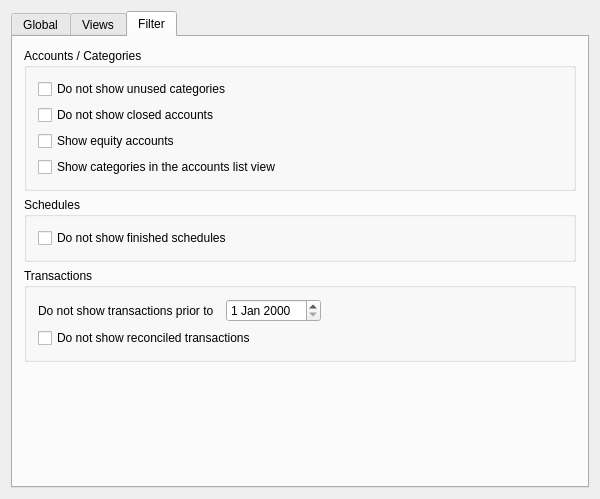
KDE/kmymoney, file kmymoney/dialogs/settings/ksettingsgeneraldecl.ui: the form before one commit.
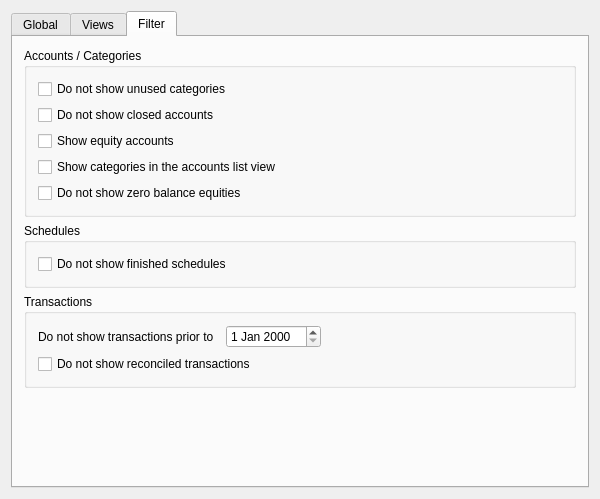
The form after the commit. The open tabs and pages were chosen to show the change. Custom widgets are drawn as their Qt base class.

Commit message:
Show/Hide zero-balance investment account equities
BUG:282515
BUG:353002

Patch:
```diff
--- a/kmymoney/dialogs/settings/ksettingsgeneraldecl.ui
+++ b/kmymoney/dialogs/settings/ksettingsgeneraldecl.ui
@@ -482,6 +482,13 @@
             </property>
            </widget>
           </item>
+          <item>
+           <widget class="QCheckBox" name="kcfg_HideZeroBalanceEquities">
+            <property name="text">
+             <string>Do not show zero balance equities</string>
+            </property>
+           </widget>
+          </item>
          </layout>
         </widget>
        </item>
```
The commit also changes 2 other files.
